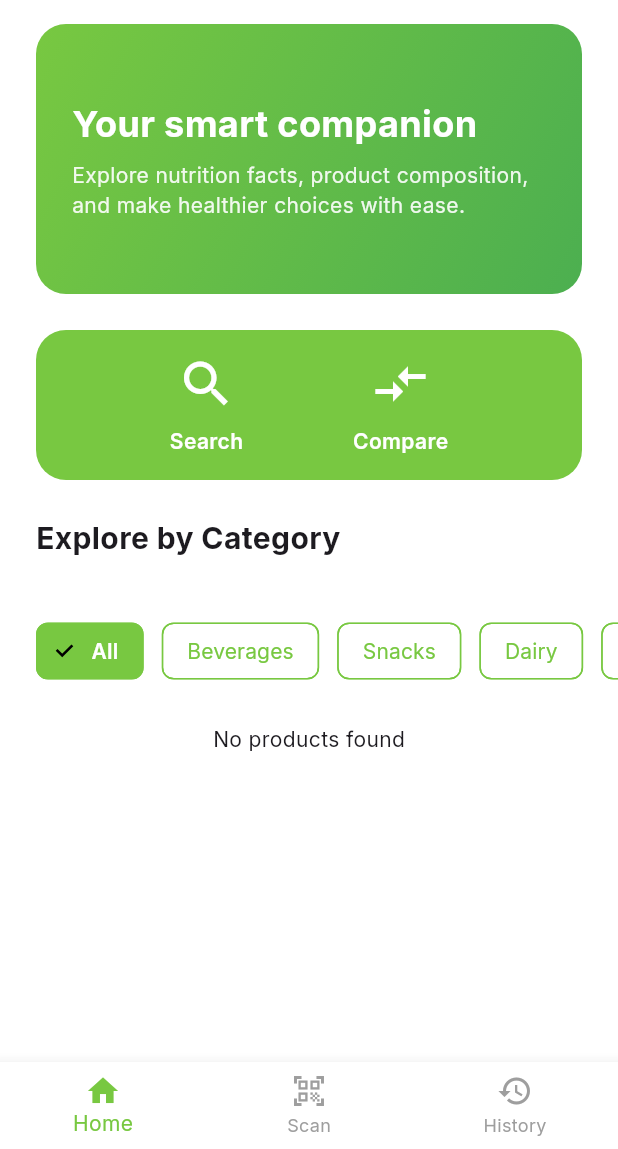
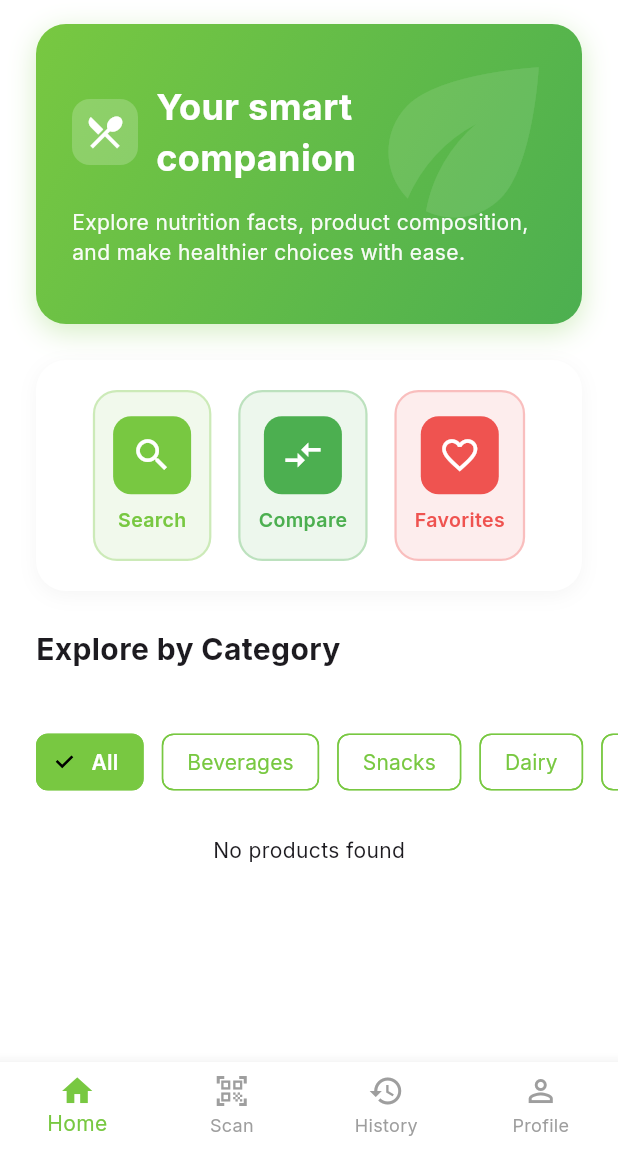
Before and after one commit to adtyfathan/nutralis-flutter, a Flutter app: the screen it shows once a user with an empty profile is signed in, on a phone screen of 412 x 824 dp, the part 87-1236 px from its top. Run offline on Flutter 3.47's test engine with Material 3 defaults, Android fonts, the phone set to English and light mode, and no system bars; our stand-ins replace cached_network_image, dio, equatable, flutter_bloc, get_it, google_fonts and 1 more; missing offline and left inert: mobile_scanner; accounts and stored records are empty; network calls fail.

Commit message:
fix homepage add profile

```diff
--- a/lib/presentation/home/home_screen.dart
+++ b/lib/presentation/home/home_screen.dart
@@ -10,6 +10,7 @@ import 'bloc/home_bloc.dart';
 import 'bloc/home_event.dart';
 import 'bloc/home_state.dart';
 import '../product/scanner/scanner_screen.dart';
+import '../profile/profile_screen.dart';
 import 'widgets/product_card.dart';
 
 class HomeScreen extends StatefulWidget {
@@ -30,7 +31,7 @@ class _HomeScreenState extends State<HomeScreen> {
           const _HomeContent(),
           const ScannerScreen(),
           ScannedProductScreen(userId: authState.user?.uid ?? ''),
-          // const ProfileScreen(),
+          const ProfileScreen(),
         ];
 
         return Scaffold(
@@ -60,6 +61,11 @@ class _HomeScreenState extends State<HomeScreen> {
                 icon: Icon(Icons.history_outlined),
                 activeIcon: Icon(Icons.history),
                 label: 'History',
+              ),
+              BottomNavigationBarItem(
+                icon: Icon(Icons.person_outline),
+                activeIcon: Icon(Icons.person),
+                label: 'Profile',
               ),
             ],
           ),
@@ -206,7 +212,7 @@ class _HomeContent extends StatelessWidget {
   Widget _buildHeroCard(BuildContext context) {
     return Container(
       width: double.infinity,
-      height: 180,
+      height: 200,
       decoration: BoxDecoration(
         gradient: const LinearGradient(
           colors: [AppTheme.primaryGreen, AppTheme.lightGreen],
@@ -214,13 +220,49 @@ class _HomeContent extends StatelessWidget {
           end: Alignment.bottomRight,
         ),
         borderRadius: BorderRadius.circular(20),
+        boxShadow: [
+          BoxShadow(
+            color: AppTheme.primaryGreen.withOpacity(0.3),
+            blurRadius: 15,
+            offset: const Offset(0, 5),
+          ),
+        ],
       ),
       padding: const EdgeInsets.all(24),
-      child: Column(
+      child: Stack(
+        children: [
+          // Background decoration
+          Positioned(
+            right: -20,
+            top: -20,
+            child: Icon(
+              Icons.eco,
+              size: 150,
+              color: Colors.white.withOpacity(0.1),
+            ),
+          ),
+          // Content
+          Column(
             crossAxisAlignment: CrossAxisAlignment.start,
             mainAxisAlignment: MainAxisAlignment.center,
             children: [
-          const Text(
+              Row(
+                children: [
+                  Container(
+                    padding: const EdgeInsets.all(8),
+                    decoration: BoxDecoration(
+                      color: Colors.white.withOpacity(0.2),
+                      borderRadius: BorderRadius.circular(12),
+                    ),
+                    child: const Icon(
+                      Icons.local_dining,
+                      color: Colors.white,
+                      size: 28,
+                    ),
+                  ),
+                  const SizedBox(width: 12),
+                  const Expanded(
+                    child: Text(
                       'Your smart companion',
                       style: TextStyle(
                         fontSize: 24,
@@ -228,14 +270,20 @@ class _HomeContent extends StatelessWidget {
                         color: Colors.white,
                       ),
                     ),
-          const SizedBox(height: 8),
+                  ),
+                ],
+              ),
+              const SizedBox(height: 16),
               Text(
                 'Explore nutrition facts, product composition, and make healthier choices with ease.',
                 style: TextStyle(
                   fontSize: 14,
-              color: Colors.white.withOpacity(0.9),
+                  color: Colors.white.withOpacity(0.95),
+                  height: 1.4,
                 ),
                 maxLines: 3,
+              ),
+            ],
           ),
         ],
       ),
@@ -244,10 +292,17 @@ class _HomeContent extends StatelessWidget {
 
   Widget _buildQuickMenu(BuildContext context) {
     return Container(
-      padding: const EdgeInsets.all(16),
+      padding: const EdgeInsets.all(20),
       decoration: BoxDecoration(
-        color: AppTheme.primaryGreen,
+        color: Colors.white,
         borderRadius: BorderRadius.circular(20),
+        boxShadow: [
+          BoxShadow(
+            color: Colors.grey.withOpacity(0.1),
+            blurRadius: 10,
+            offset: const Offset(0, 3),
+          ),
+        ],
       ),
       child: Row(
         mainAxisAlignment: MainAxisAlignment.spaceEvenly,
@@ -256,6 +311,7 @@ class _HomeContent extends StatelessWidget {
             context,
             icon: Icons.search,
             label: 'Search',
+            color: AppTheme.primaryGreen,
             onTap: () {
               // Navigator.push(
               //   context,
@@ -267,10 +323,23 @@ class _HomeContent extends StatelessWidget {
             context,
             icon: Icons.compare_arrows,
             label: 'Compare',
+            color: AppTheme.lightGreen,
             onTap: () {
               // Navigator.push(
               //   context,
               //   MaterialPageRoute(builder: (_) => const CompareScreen()),
+              // );
+            },
+          ),
+          _buildQuickMenuItem(
+            context,
+            icon: Icons.favorite_outline,
+            label: 'Favorites',
+            color: Colors.red.shade400,
+            onTap: () {
+              // Navigator.push(
+              //   context,
+              //   MaterialPageRoute(builder: (_) => const FavoritesScreen()),
               // );
             },
           ),
@@ -283,23 +352,44 @@ class _HomeContent extends StatelessWidget {
     BuildContext context, {
     required IconData icon,
     required String label,
+    required Color color,
     required VoidCallback onTap,
   }) {
     return InkWell(
       onTap: onTap,
+      borderRadius: BorderRadius.circular(16),
+      child: Container(
+        padding: const EdgeInsets.symmetric(vertical: 16, horizontal: 12),
+        decoration: BoxDecoration(
+          color: color.withOpacity(0.1),
+          borderRadius: BorderRadius.circular(16),
+          border: Border.all(
+            color: color.withOpacity(0.3),
+            width: 1.5,
+          ),
+        ),
         child: Column(
           children: [
-          Icon(icon, color: Colors.white, size: 40),
+            Container(
+              padding: const EdgeInsets.all(12),
+              decoration: BoxDecoration(
+                color: color,
+                borderRadius: BorderRadius.circular(12),
+              ),
+              child: Icon(icon, color: Colors.white, size: 28),
+            ),
             const SizedBox(height: 8),
             Text(
               label,
-            style: const TextStyle(
-              color: Colors.white,
+              style: TextStyle(
+                color: color,
                 fontWeight: FontWeight.w600,
+                fontSize: 13,
               ),
             ),
           ],
         ),
+      ),
     );
   }
 }
```
Also changed, not shown: lib/presentation/profile/profile_screen.dart (added, +417 -0 lines). Lines whose indentation alone changed are shown as unchanged.
